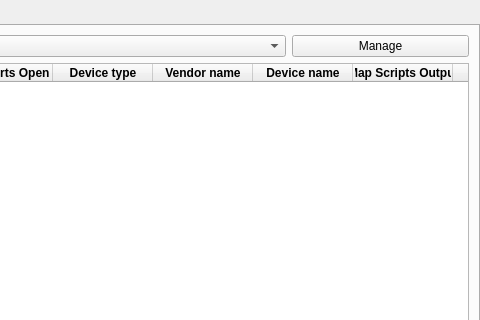
First picture: the form in ui/Network/Network.ui, repository caffedrine/CryptoPocketKnife, before the edit; both pictures show x 459 to 939 and y 0 to 320 of the 939 by 523 pixel window.
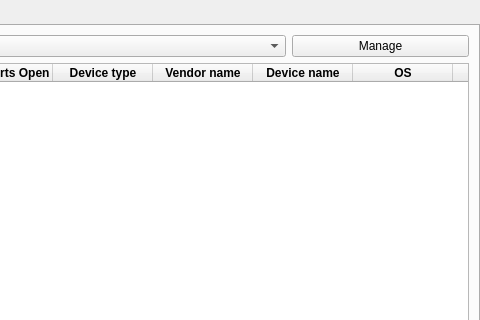
Second picture: the form after the edit. Custom widgets are drawn as their Qt base class.

What changed in the file:
```diff
--- a/ui/Network/Network.ui
+++ b/ui/Network/Network.ui
@@ -141,7 +141,7 @@
          </column>
          <column>
           <property name="text">
-           <string>nMap Scripts Outputs</string>
+           <string>OS</string>
           </property>
           <property name="font">
            <font>
```
